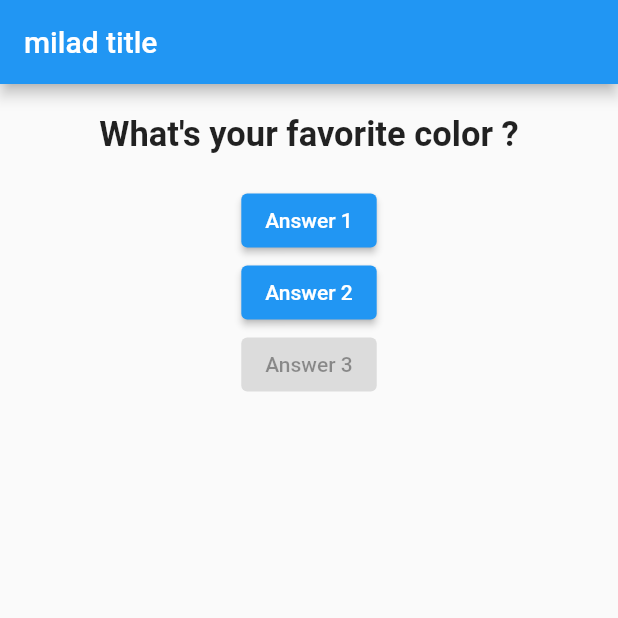
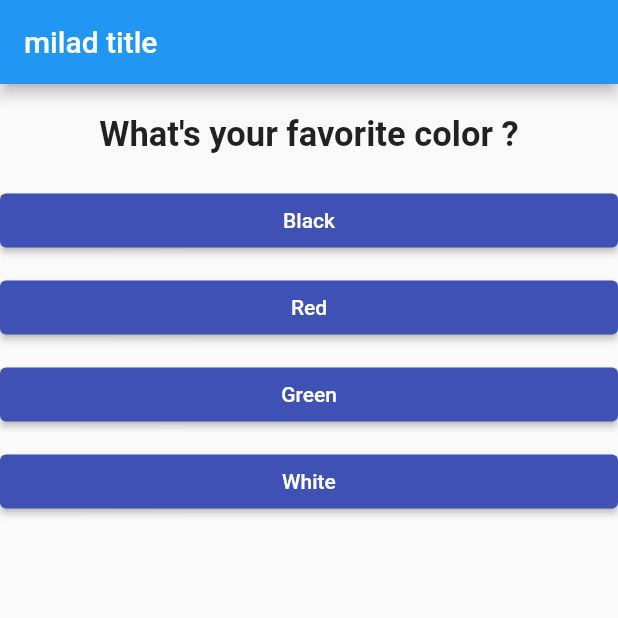
Before and after one commit to miladmirkhan/quiz_app, a Flutter app: the screen it shows after launch, on a phone screen of 412 x 824 dp, the top half of it. Run offline on Flutter 3.47's test engine with Material 2 defaults, Android fonts, the phone set to English and light mode, and no system bars.

Commit message:
make a map

```diff
--- /dev/null
+++ b/lib/answer.dart
@@ -0,0 +1,26 @@
+import 'package:flutter/material.dart';
+
+class Answer extends StatelessWidget {
+ final VoidCallback  selectHundler;
+final String answerText;
+   Answer(this.selectHundler,this.answerText );
+
+  @override
+  Widget build(BuildContext context) {
+    return Column(
+      children: [
+        Container(
+          width: double.infinity,
+          child: ElevatedButton(
+            child: Text(answerText,style: TextStyle( color: Colors.white),),
+            style: ButtonStyle(
+              backgroundColor: MaterialStateProperty.all(Colors.indigo)),
+            onPressed: selectHundler,
+          ),
+        ),
+
+        Divider(color: Colors.transparent, height: 10,),
+      ],
+    );
+  }
+}
--- a/lib/main.dart
+++ b/lib/main.dart
@@ -1,4 +1,5 @@
 import 'package:flutter/material.dart';
+import 'package:quiz_app/answer.dart';
 import './question.dart';
 void main()=>  runApp(myapp());
 
@@ -15,7 +16,7 @@ class _myappState extends State<myapp>{/*(_) private properties */
 
  var _questionIndex=0;
 
- void abswerQuestion(){
+ void answerQuestion(){
   setState(() {/* you should tell the flutter that you want the value to change by(setState) */
     _questionIndex = _questionIndex + 1;
   });
@@ -26,10 +27,20 @@ class _myappState extends State<myapp>{/*(_) private properties */
 
   @override
   Widget build(BuildContext context) {
-    var questions=[
-                   'What\'s your favorite color ?',
-                   'What\'s your favorite animal ?'
-                  ];/* list(group related data) */
+    dynamic questions=[
+      {'questionText':'What\'s your favorite color ?',
+            'answers':[ 'Black','Red','Green','White' ],
+      },
+      {
+        'questionText':'What\'s your favorite animal ?',
+        'answers':['Rabbit','Snake','Elephant','Lion'],
+      },
+      {
+        'questionText':'Who\'s your favorite instractor ?',
+        'answers':['Man','Max','Eli','Ela'],
+       } ];/* list(group related data) */
+
+
     return MaterialApp(
       home: Scaffold(
         appBar: AppBar(
@@ -39,10 +50,15 @@ class _myappState extends State<myapp>{/*(_) private properties */
         body: Column(
           children:<Widget>/* this is a list of widgets */
            [
-             Question(questions.elementAt(_questionIndex),),/* or questions[0] */
-             ElevatedButton(onPressed: abswerQuestion, child: Text('Answer 1')),
-             ElevatedButton(onPressed: ()=> print("dss"), child: Text('Answer 2')),
-             ElevatedButton(onPressed: null, child: Text('Answer 3')),
+             Question(
+               questions[_questionIndex]['questionText'],
+               ),/* or questions[0]   ,   questions.elementAt(_questionIndex)*/
+
+
+            ...(questions[_questionIndex]['answers'] as List<String>).map((answer){
+              return Answer(answerQuestion,answer);
+            }).toList()
+
 
            ]/* List(group of varible) */,
         )
```
